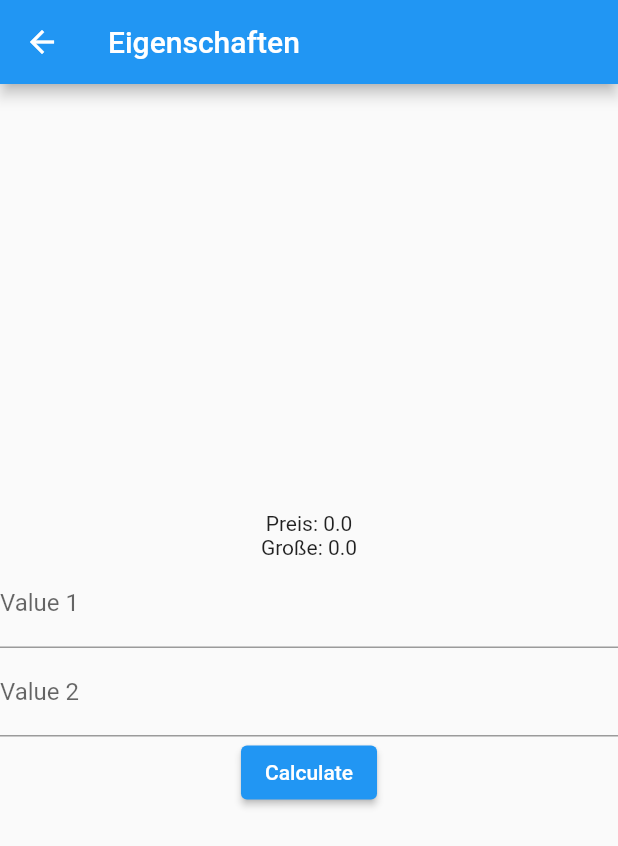
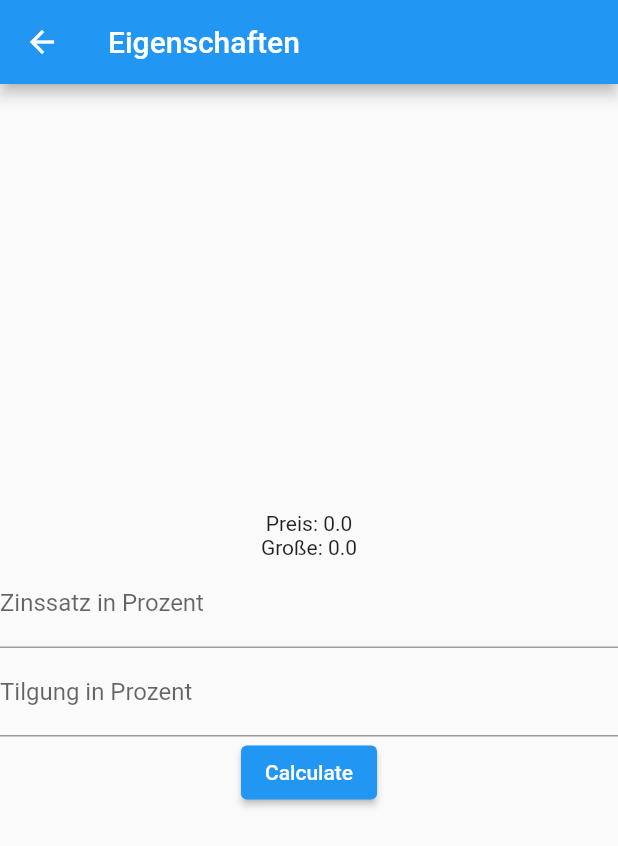
Before and after one commit to HamzaTUD/immover, a Flutter app: the EigenschaftenPage screen opened by its route, on a phone screen of 412 x 824 dp. Shown: the top 846 px of the screen. Run offline on Flutter 3.47's test engine with Material 2 defaults, Android fonts, the light colour scheme and no system bars.

Commit message:
first prototype

```diff
--- a/lib/calculation_data.dart
+++ b/lib/calculation_data.dart
@@ -2,46 +2,68 @@ import 'package:flutter/foundation.dart';
 
 class CalculationData extends ChangeNotifier {
   double _preis = 0;
-  double _grosse = 0;
-  double _miete = 0;
-  double _value1 = 0;
-  double _value2 = 0;
+  double _grosseM2 = 0;
+  double _mietzinsProQM = 0;
+  double _zinssatzProzent = 0;
+  double _tilgungProzent = 0;
 
   double get preis => _preis;
-  double get grosse => _grosse;
-  double get miete => _miete;
-  double get value1 => _value1;
-  double get value2 => _value2;
+  double get grosseM2 => _grosseM2;
+  double get mietzinsProQM => _mietzinsProQM;
+  double get zinssatzProzent => _zinssatzProzent;
+  double get tilgungProzent => _tilgungProzent;
 
   set preis(double value) {
     _preis = value;
     notifyListeners();
   }
 
-  set grosse(double value) {
-    _grosse = value;
+  set grosseM2(double value) {
+    _grosseM2 = value;
     notifyListeners();
   }
 
-  set miete(double value) {
-    _miete = value;
+  set mietzinsProQM(double value) {
+    _mietzinsProQM = value;
     notifyListeners();
   }
 
-  set value1(double value) {
-    _value1 = value;
+  set zinssatzProzent(double value) {
+    _zinssatzProzent = value;
     notifyListeners();
   }
 
-  set value2(double value) {
-    _value2 = value;
+  set tilgungProzent(double value) {
+    _tilgungProzent = value;
     notifyListeners();
   }
 
-  // You can define your calculations here based on the values provided.
-  // Example calculation method:
-  double calculateResult() {
-    // Replace with your calculation logic
-    return preis * grosse / miete;
+  void updatePreisWithReduzierung(double kaufpreisReduzierung) {
+    _preis -= kaufpreisReduzierung;
+    notifyListeners();
+  }
+
+  // Calculation methods
+
+  double calculateFaktor() {
+    return preis / mietzinsProQM;
+  }
+
+  double calculateAnnuitatJahr() {
+    double zinssatz = zinssatzProzent / 100;
+    double tilgung = tilgungProzent / 100;
+    return zinssatz * preis + tilgung * preis;
+  }
+
+  double calculateAnnuitatMo nat() {
+    return calculateAnnuitatJahr() / 12;
+  }
+
+  double calculateDifferenzMonat() {
+    return mietzinsProQM - calculateAnnuitatMonat();
+  }
+
+  double calculateDifferenzJahr() {
+    return (mietzinsProQM * 12) - calculateAnnuitatJahr();
   }
 }
--- a/lib/eigenschaften_page.dart
+++ b/lib/eigenschaften_page.dart
@@ -17,23 +17,23 @@ class EigenschaftenPage extends StatelessWidget {
           mainAxisAlignment: MainAxisAlignment.center,
           children: [
             Text('Preis: ${calculationData.preis}'),
-            Text('Große: ${calculationData.grosse}'),
+            Text('Große: ${calculationData.grosseM2}'),
             TextField(
               onChanged: (value) {
-                calculationData.value1 = double.parse(value);
+                calculationData.zinssatzProzent = double.parse(value);
               },
               keyboardType: TextInputType.number,
               decoration: InputDecoration(
-                labelText: 'Value 1',
+                labelText: 'Zinssatz in Prozent',
               ),
             ),
             TextField(
               onChanged: (value) {
-                calculationData.value2 = double.parse(value);
+                calculationData.tilgungProzent = double.parse(value);
               },
               keyboardType: TextInputType.number,
               decoration: InputDecoration(
-                labelText: 'Value 2',
+                labelText: 'Tilgung in Prozent',
               ),
             ),
             ElevatedButton(
--- a/lib/home_page.dart
+++ b/lib/home_page.dart
@@ -25,20 +25,20 @@ class HomePage extends StatelessWidget {
             ),
             TextField(
               onChanged: (value) {
-                Provider.of<CalculationData>(context, listen: false).grosse = double.parse(value);
+                Provider.of<CalculationData>(context, listen: false).grosseM2 = double.parse(value);
               },
               keyboardType: TextInputType.number,
               decoration: InputDecoration(
-                labelText: 'Große',
+                labelText: 'Große m²',
               ),
             ),
             TextField(
               onChanged: (value) {
-                Provider.of<CalculationData>(context, listen: false).miete = double.parse(value);
+                Provider.of<CalculationData>(context, listen: false).mietzinsProQM = double.parse(value);
               },
               keyboardType: TextInputType.number,
               decoration: InputDecoration(
-                labelText: 'Miete',
+                labelText: 'Mietzins in Euro pro qm pro Jahr',
               ),
             ),
             ElevatedButton(
```
Also changed, not shown: lib/calculation_page.dart (+78 -7 lines).
